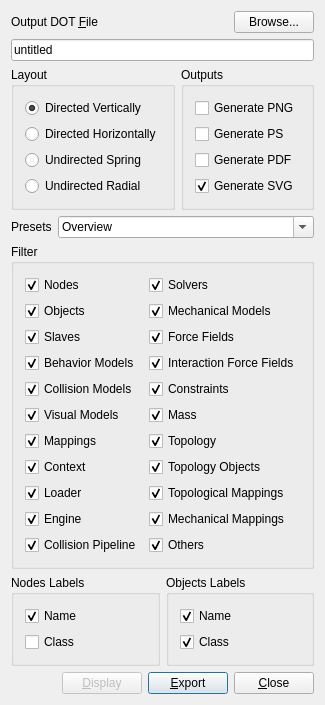
InSimo/ISSofaGUI, file sofa/gui/qt/BaseGenGraphForm.ui: the form before one commit.
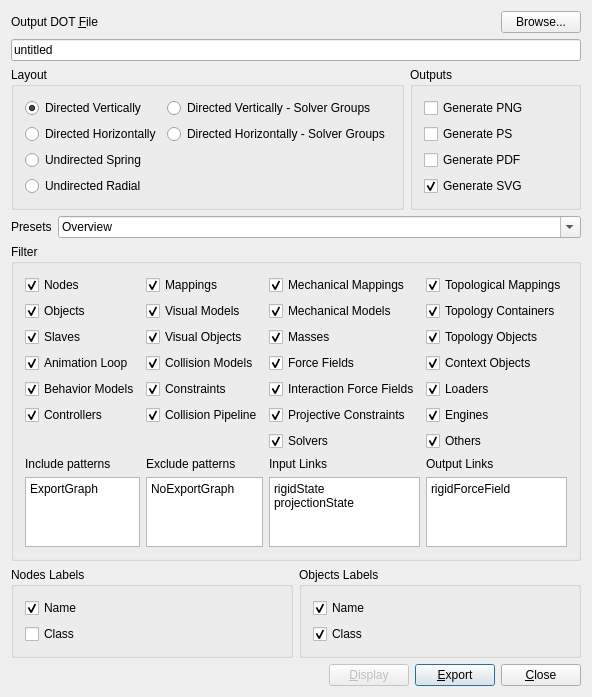
The form after the commit. Custom widgets are drawn as their Qt base class.

Commit message: ExportDotVisitor: more filtering options, create subgraphs based on solvers, remove nodes without any objects selected

Patch:
```diff
--- a/sofa/gui/qt/BaseGenGraphForm.ui
+++ b/sofa/gui/qt/BaseGenGraphForm.ui
@@ -58,8 +58,8 @@
        <property name="title">
         <string>Layout</string>
        </property>
-       <layout class="QVBoxLayout">
-        <item>
+       <layout class="QGridLayout">
+        <item row="0" column="0">
          <widget class="QRadioButton" name="layoutDirV">
           <property name="text">
            <string>Directed Vertically</string>
@@ -69,21 +69,35 @@
           </property>
          </widget>
         </item>
-        <item>
+        <item row="0" column="1">
+         <widget class="QRadioButton" name="layoutDirVG">
+          <property name="text">
+           <string>Directed Vertically - Solver Groups</string>
+          </property>
+         </widget>
+        </item>
+        <item row="1" column="0">
          <widget class="QRadioButton" name="layoutDirH">
           <property name="text">
            <string>Directed Horizontally</string>
           </property>
          </widget>
         </item>
-        <item>
+        <item row="1" column="1">
+         <widget class="QRadioButton" name="layoutDirHG">
+          <property name="text">
+           <string>Directed Horizontally - Solver Groups</string>
+          </property>
+         </widget>
+        </item>
+        <item row="2" column="0">
          <widget class="QRadioButton" name="layoutSpring">
           <property name="text">
            <string>Undirected Spring</string>
           </property>
          </widget>
         </item>
-        <item>
+        <item row="3" column="0">
          <widget class="QRadioButton" name="layoutRadial">
           <property name="text">
            <string>Undirected Radial</string>
@@ -190,6 +204,16 @@
          <string>All Nodes</string>
         </property>
        </item>
+       <item>
+        <property name="text">
+         <string>Full Mechanical Graph</string>
+        </property>
+       </item>
+       <item>
+        <property name="text">
+         <string>Full Mechanical Objects</string>
+        </property>
+       </item>
        <item>
         <property name="text">
          <string>Mechanical Graph</string>
@@ -240,10 +264,71 @@
       <string>Filter</string>
      </property>
      <layout class="QGridLayout">
+      <item row="0" column="0">
+       <widget class="QCheckBox" name="showNodes">
+        <property name="text">
+         <string>Nodes</string>
+        </property>
+        <property name="checked">
+         <bool>true</bool>
+        </property>
+       </widget>
+      </item>
+      <item row="1" column="0">
+       <widget class="QCheckBox" name="showObjects">
+        <property name="text">
+         <string>Objects</string>
+        </property>
+        <property name="checked">
+         <bool>true</bool>
+        </property>
+       </widget>
+      </item>
+      <item row="2" column="0">
+       <widget class="QCheckBox" name="showSlaves">
+        <property name="text">
+         <string>Slaves</string>
+        </property>
+        <property name="checked">
+         <bool>true</bool>
+        </property>
+       </widget>
+      </item>
+      <item row="3" column="0">
+       <widget class="QCheckBox" name="showAnimationLoop">
+        <property name="text">
+         <string>Animation Loop</string>
+        </property>
+        <property name="checked">
+         <bool>true</bool>
+        </property>
+       </widget>
+      </item>
+      <item row="4" column="0">
+       <widget class="QCheckBox" name="showBehaviorModels">
+        <property name="text">
+         <string>Behavior Models</string>
+        </property>
+        <property name="checked">
+         <bool>true</bool>
+        </property>
+       </widget>
+      </item>
+      <item row="5" column="0">
+       <widget class="QCheckBox" name="showControllers">
+        <property name="text">
+         <string>Controllers</string>
+        </property>
+        <property name="checked">
+         <bool>true</bool>
+        </property>
+       </widget>
+      </item>
+
       <item row="0" column="1">
-       <widget class="QCheckBox" name="showSolvers">
+       <widget class="QCheckBox" name="showMappings">
         <property name="text">
-         <string>Solvers</string>
+         <string>Mappings</string>
         </property>
         <property name="checked">
          <bool>true</bool>
@@ -251,9 +336,9 @@
        </widget>
       </item>
       <item row="1" column="1">
-       <widget class="QCheckBox" name="showMechanicalStates">
+       <widget class="QCheckBox" name="showVisualModels">
         <property name="text">
-         <string>Mechanical Models</string>
+         <string>Visual Models</string>
         </property>
         <property name="checked">
          <bool>true</bool>
@@ -261,9 +346,9 @@
        </widget>
       </item>
       <item row="2" column="1">
-       <widget class="QCheckBox" name="showForceFields">
+       <widget class="QCheckBox" name="showVisualObjects">
         <property name="text">
-         <string>Force Fields</string>
+         <string>Visual Objects</string>
         </property>
         <property name="checked">
          <bool>true</bool>
@@ -271,9 +356,9 @@
        </widget>
       </item>
       <item row="3" column="1">
-       <widget class="QCheckBox" name="showInteractionForceFields">
+       <widget class="QCheckBox" name="showCollisionModels">
         <property name="text">
-         <string>Interaction Force Fields</string>
+         <string>Collision Models</string>
         </property>
         <property name="checked">
          <bool>true</bool>
@@ -291,16 +376,17 @@
        </widget>
       </item>
       <item row="5" column="1">
-       <widget class="QCheckBox" name="showMass">
+       <widget class="QCheckBox" name="showCollisionPipeline">
         <property name="text">
-         <string>Mass</string>
+         <string>Collision Pipeline</string>
         </property>
         <property name="checked">
          <bool>true</bool>
         </property>
        </widget>
       </item>
-      <item row="9" column="1">
+
+      <item row="0" column="2">
        <widget class="QCheckBox" name="showMechanicalMappings">
         <property name="text">
          <string>Mechanical Mappings</string>
@@ -310,17 +396,88 @@
         </property>
        </widget>
       </item>
-      <item row="6" column="1">
+      <item row="1" column="2">
+       <widget class="QCheckBox" name="showMechanicalStates">
+        <property name="text">
+         <string>Mechanical Models</string>
+        </property>
+        <property name="checked">
+         <bool>true</bool>
+        </property>
+       </widget>
+      </item>
+      <item row="2" column="2">
+       <widget class="QCheckBox" name="showMass">
+        <property name="text">
+         <string>Masses</string>
+        </property>
+        <property name="checked">
+         <bool>true</bool>
+        </property>
+       </widget>
+      </item>
+      <item row="3" column="2">
+       <widget class="QCheckBox" name="showForceFields">
+        <property name="text">
+         <string>Force Fields</string>
+        </property>
+        <property name="checked">
+         <bool>true</bool>
+        </property>
+       </widget>
+      </item>
+      <item row="4" column="2">
+       <widget class="QCheckBox" name="showInteractionForceFields">
+        <property name="text">
+         <string>Interaction Force Fields</string>
+        </property>
+        <property name="checked">
+         <bool>true</bool>
+        </property>
+       </widget>
+      </item>
+      <item row="5" column="2">
+       <widget class="QCheckBox" name="showProjectiveConstraints">
+        <property name="text">
+         <string>Projective Constraints</string>
+        </property>
+        <property name="checked">
+         <bool>true</bool>
+        </property>
+       </widget>
+      </item>
+      <item row="6" column="2">
+       <widget class="QCheckBox" name="showSolvers">
+        <property name="text">
+         <string>Solvers</string>
+        </property>
+        <property name="checked">
+         <bool>true</bool>
+        </property>
+       </widget>
+      </item>
+
+      <item row="0" column="3">
+       <widget class="QCheckBox" name="showTopologicalMappings">
+        <property name="text">
+         <string>Topological Mappings</string>
+        </property>
+        <property name="checked">
+         <bool>true</bool>
+        </property>
+       </widget>
+      </item>
+      <item row="1" column="3">
        <widget class="QCheckBox" name="showTopology">
         <property name="text">
-         <string>Topology</string>
+         <string>Topology Containers</string>
         </property>
         <property name="checked">
          <bool>true</bool>
         </property>
        </widget>
       </item>
-      <item row="7" column="1">
+      <item row="2" column="3">
        <widget class="QCheckBox" name="showTopologyObjects">
         <property name="text">
          <string>Topology Objects</string>
@@ -330,67 +487,37 @@
         </property>
        </widget>
       </item>
-      <item row="8" column="1">
-       <widget class="QCheckBox" name="showTopologicalMappings">
+      <item row="3" column="3">
+       <widget class="QCheckBox" name="showContext">
         <property name="text">
-         <string>Topological Mappings</string>
+         <string>Context Objects</string>
         </property>
         <property name="checked">
          <bool>true</bool>
         </property>
        </widget>
       </item>
-      <item row="6" column="0">
-       <widget class="QCheckBox" name="showMappings">
+      <item row="4" column="3">
+       <widget class="QCheckBox" name="showLoader">
         <property name="text">
-         <string>Mappings</string>
+         <string>Loaders</string>
         </property>
         <property name="checked">
          <bool>true</bool>
         </property>
        </widget>
       </item>
-      <item row="4" column="0">
-       <widget class="QCheckBox" name="showCollisionModels">
+      <item row="5" column="3">
+       <widget class="QCheckBox" name="showEngine">
         <property name="text">
-         <string>Collision Models</string>
+         <string>Engines</string>
         </property>
         <property name="checked">
          <bool>true</bool>
         </property>
        </widget>
       </item>
-      <item row="5" column="0">
-       <widget class="QCheckBox" name="showVisualModels">
-        <property name="text">
-         <string>Visual Models</string>
-        </property>
-        <property name="checked">
-         <bool>true</bool>
-        </property>
-       </widget>
-      </item>
-      <item row="10" column="0">
-       <widget class="QCheckBox" name="showCollisionPipeline">
-        <property name="text">
-         <string>Collision Pipeline</string>
-        </property>
-        <property name="checked">
-         <bool>true</bool>
-        </property>
-       </widget>
-      </item>
-      <item row="2" column="0">
-       <widget class="QCheckBox" name="showSlaves">
-        <property name="text">
-         <string>Slaves</string>
-        </property>
-        <property name="checked">
-         <bool>true</bool>
-        </property>
-       </widget>
-      </item>
-      <item row="10" column="1">
+      <item row="6" column="3">
        <widget class="QCheckBox" name="showOthers">
         <property name="text">
          <string>Others</string>
@@ -400,63 +527,73 @@
         </property>
        </widget>
       </item>
-      <item row="3" column="0">
-       <widget class="QCheckBox" name="showBehaviorModels">
-        <property name="text">
-         <string>Behavior Models</string>
-        </property>
-        <property name="checked">
-         <bool>true</bool>
-        </property>
-       </widget>
-      </item>
+      
       <item row="7" column="0">
-       <widget class="QCheckBox" name="showContext">
+       <widget class="QLabel" name="includeLabel">
         <property name="text">
-         <string>Context</string>
+         <string>Include patterns</string>
         </property>
-        <property name="checked">
-         <bool>true</bool>
+        <property name="wordWrap">
+         <bool>false</bool>
+        </property>
+       </widget>
+      </item>
+      <item row="7" column="1">
+       <widget class="QLabel" name="excludeLabel">
+        <property name="text">
+         <string>Exclude patterns</string>
+        </property>
+        <property name="wordWrap">
+         <bool>false</bool>
         </property>
        </widget>
       </item>
       <item row="8" column="0">
-       <widget class="QCheckBox" name="showLoader">
+       <widget class="QTextEdit" name="includeNames">
         <property name="text">
-         <string>Loader</string>
+         <string>ExportGraph</string>
         </property>
-        <property name="checked">
-         <bool>true</bool>
+       </widget>
+      </item>
+      <item row="8" column="1">
+       <widget class="QTextEdit" name="excludeNames">
+        <property name="text">
+         <string>NoExportGraph</string>
         </property>
        </widget>
       </item>
-      <item row="9" column="0">
-       <widget class="QCheckBox" name="showEngine">
+      <item row="7" column="2">
+       <widget class="QLabel" name="inputLinksLabel">
         <property name="text">
-         <string>Engine</string>
+         <string>Input Links</string>
         </property>
-        <property name="checked">
-         <bool>true</bool>
+        <property name="wordWrap">
+         <bool>false</bool>
         </property>
        </widget>
       </item>
-      <item row="1" column="0">
-       <widget class="QCheckBox" name="showObjects">
+      <item row="7" column="3">
+       <widget class="QLabel" name="outputLinksLabel">
         <property name="text">
-         <string>Objects</string>
+         <string>Output Links</string>
         </property>
-        <property name="checked">
-         <bool>true</bool>
+        <property name="wordWrap">
+         <bool>false</bool>
         </property>
        </widget>
       </item>
-      <item row="0" column="0">
-       <widget class="QCheckBox" name="showNodes">
+      <item row="8" column="2">
+       <widget class="QTextEdit" name="inputLinks">
         <property name="text">
-         <string>Nodes</string>
+          <string>rigidState
+projectionState</string>
         </property>
-        <property name="checked">
-         <bool>true</bool>
+       </widget>
+      </item>
+      <item row="8" column="3">
+       <widget class="QTextEdit" name="outputLinks">
+        <property name="text">
+         <string>rigidForceField</string>
         </property>
        </widget>
       </item>
```
Left out of the diff: 161 changed lines with no effect on the pictures. The commit also changes 1 other file.
